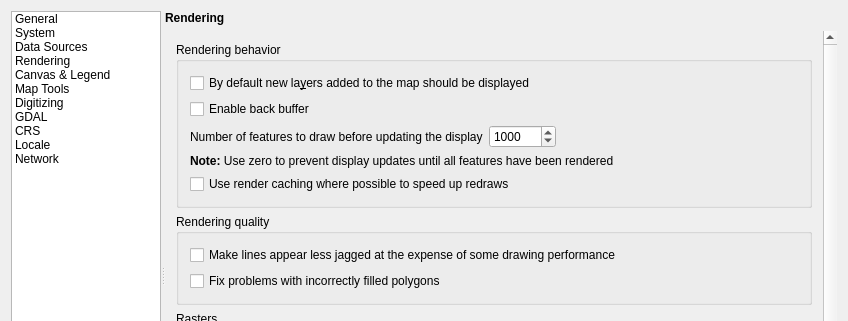
Old version of the form src/ui/qgsoptionsbase.ui in the repository qgis/QGIS; both pictures show x 0 to 848 and y 0 to 321 of the 848 by 578 pixel window.
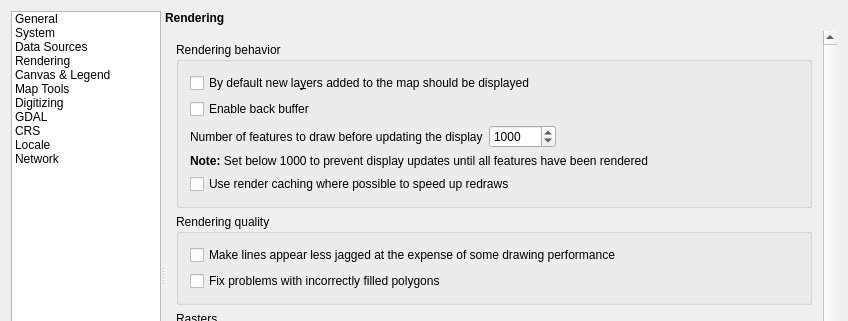
New version of the form. The open tabs and pages were chosen to show the change. Icons and pictures are not drawn. Custom widgets are drawn as their Qt base class.

Commit message: add a special value to update threshold spinbox (follows e09683b1)

```diff
--- a/src/ui/qgsoptionsbase.ui
+++ b/src/ui/qgsoptionsbase.ui
@@ -1645,7 +1645,7 @@
                   <item row="3" column="0" colspan="2">
                    <widget class="QLabel" name="textLabel3">
                     <property name="text">
-                     <string>&lt;b&gt;Note:&lt;/b&gt; Use zero to prevent display updates until all features have been rendered</string>
+                     <string>&lt;b&gt;Note:&lt;/b&gt; Set below 1000 to prevent display updates until all features have been rendered</string>
                     </property>
                    </widget>
                   </item>
```
The commit also changes 2 other files.
